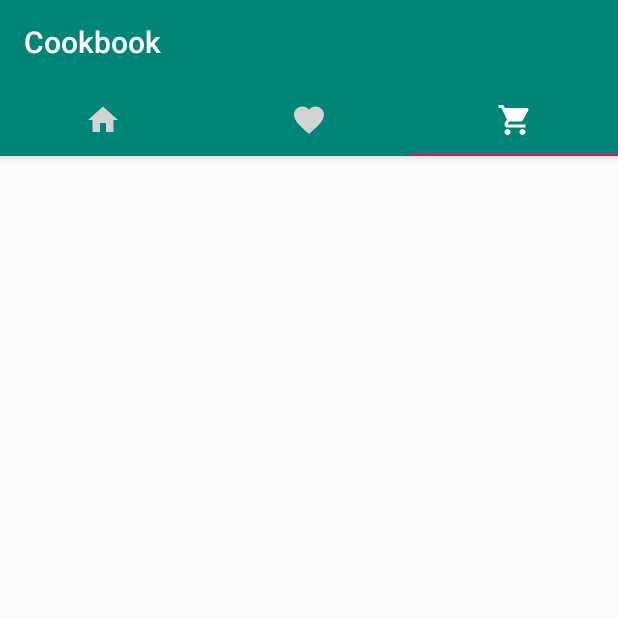
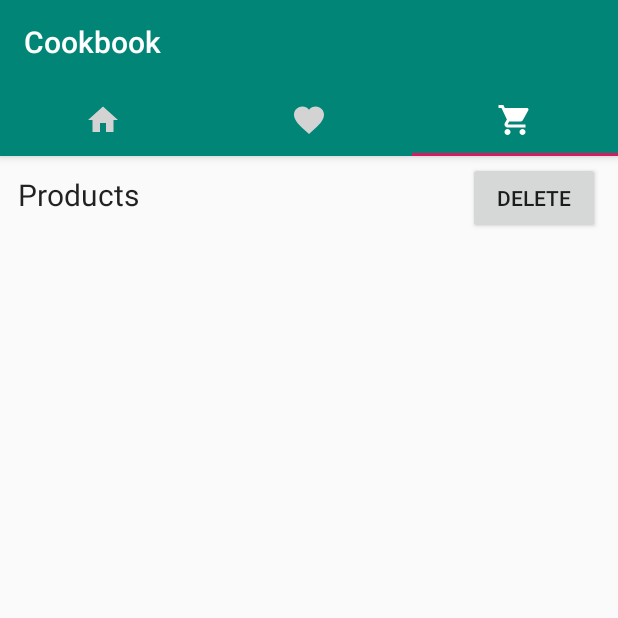
Before and after one commit to FutureAndroidDeveloper/Cookbook, an Android app: the screen it shows after launch (MainActivity), tab 3 chosen, on a phone screen of 412 x 824 dp, the top half of it. Run offline under Robolectric (Android 15) with nearby library versions, the phone set to English and light mode, and no system bars.

Commit message:
Add dialog to delete all shoping list

```diff
--- a/app/src/main/res/layout/fragment_store.xml
+++ b/app/src/main/res/layout/fragment_store.xml
@@ -13,6 +13,29 @@
         android:orientation="vertical"
         android:layout_margin="4dp">
 
+        <LinearLayout
+            android:layout_width="match_parent"
+            android:layout_height="wrap_content"
+            android:orientation="horizontal"
+            android:layout_marginEnd="8dp"
+            android:layout_marginStart="8dp">
+
+            <TextView
+                android:layout_width="0dp"
+                android:layout_height="wrap_content"
+                android:layout_weight="1"
+                android:textAppearance="@style/TextAppearance.AppCompat"
+                android:textSize="20sp"
+                android:text="@string/products"/>
+
+            <Button
+                android:id="@+id/delete_shop"
+                android:layout_width="wrap_content"
+                android:layout_height="wrap_content"
+                android:text="@string/delete"/>
+
+        </LinearLayout>
+
         <ListView
             android:id="@+id/checkable_ingredients_shop"
             android:layout_width="match_parent"
@@ -24,13 +47,6 @@
             android:drawSelectorOnTop="false">
         </ListView>
 
-        <Button
-            android:id="@+id/test_button"
-            android:layout_width="wrap_content"
-            android:layout_height="wrap_content"
-            android:layout_gravity="center"
-            android:text="Show"/>
-
     </LinearLayout>
 
 </android.support.v4.widget.NestedScrollView>
--- a/app/src/main/res/values/strings.xml
+++ b/app/src/main/res/values/strings.xml
@@ -20,6 +20,14 @@
     <string name="desserts">Desserts</string>
     <string name="more">More</string>
 
+    <string name="delete">Delete</string>
+    <string name="products">Products</string>
+    <string name="shop_dialog_title">Delete from shopping list</string>
+    <string-array name="dialog_delete">
+        <item>Selected products</item>
+        <item>All products</item>
+    </string-array>
+
     <!-- TODO: Remove or change this placeholder text -->
     <string name="hello_blank_fragment">Hello blank fragment</string>
 
```
Also changed, not shown: app/src/main/java/com/example/kirill/cookbook/StoreFragment.java (+54 -1 lines).
